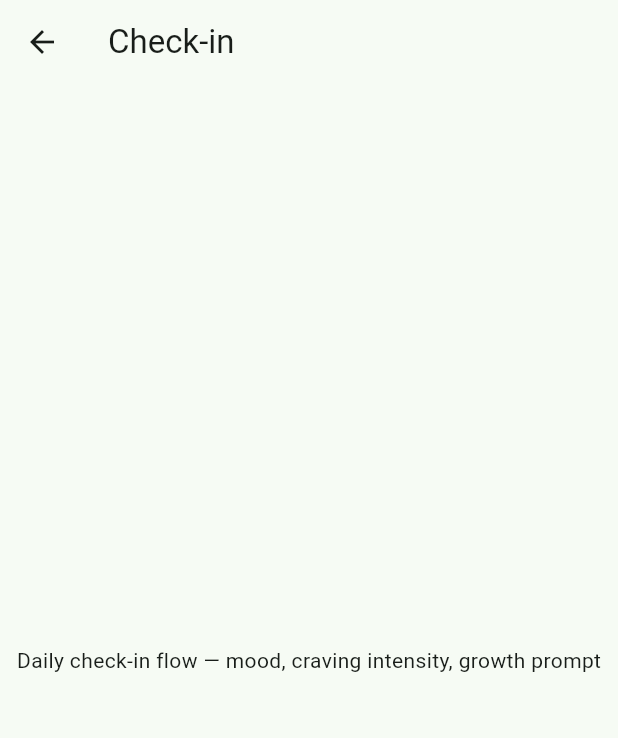
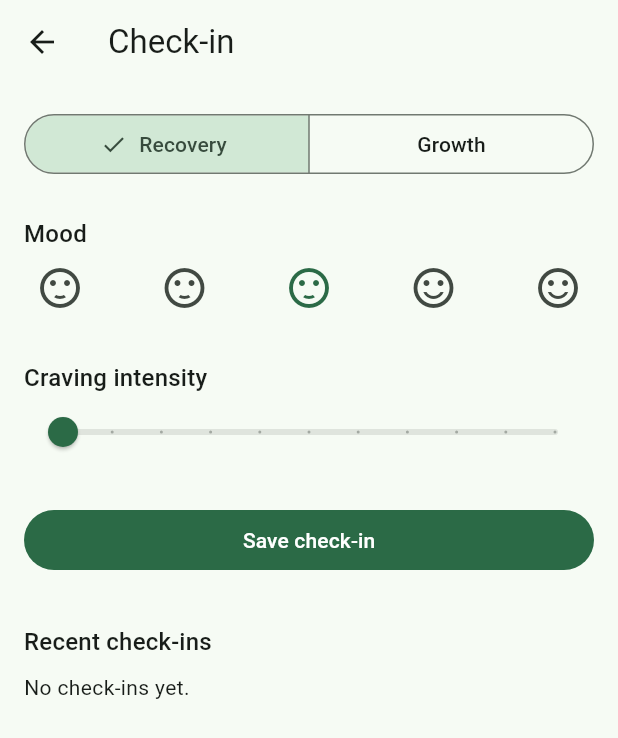
Before and after one commit to bartingei/reboot, a Flutter app: the CheckInScreen screen opened directly, on a phone screen of 412 x 824 dp. Shown: the top 738 px of the screen. Run offline on Flutter 3.47's test engine with Material 3 defaults, Android fonts, the phone set to English and light mode, and no system bars; our stand-ins replace drift, flutter_riverpod, supabase_flutter; accounts and stored records are empty; generated files the repository leaves out were written again.

Commit message:
Wire real state into the check-in flow
Adds a shared appDatabaseProvider, a CheckInRepository (Drift-backed:
seeds a default habit per pillar on first use, inserts check-ins,
streams recent ones), and a Riverpod StateNotifier driving the
check-in form. CheckInScreen now has an actual pillar toggle, mood
picker, craving-intensity slider (recovery) / growth-prompt field
(growth), and a live list of recent check-ins from the database
instead of static placeholder text.

Still unverified against the Flutter SDK/build_runner (unavailable in
this environment) — see README.

```diff
--- a/lib/features/checkin/checkin_screen.dart
+++ b/lib/features/checkin/checkin_screen.dart
@@ -1,13 +1,151 @@
 import 'package:flutter/material.dart';
+import 'package:flutter_riverpod/flutter_riverpod.dart';
 
-class CheckInScreen extends StatelessWidget {
+import '../../core/db/app_database.dart';
+import 'checkin_providers.dart';
+
+class CheckInScreen extends ConsumerStatefulWidget {
   const CheckInScreen({super.key});
 
   @override
+  ConsumerState<CheckInScreen> createState() => _CheckInScreenState();
+}
+
+class _CheckInScreenState extends ConsumerState<CheckInScreen> {
+  final _growthPromptController = TextEditingController();
+
+  @override
+  void dispose() {
+    _growthPromptController.dispose();
+    super.dispose();
+  }
+
+  Future<void> _submit() async {
+    await ref.read(checkInFormControllerProvider.notifier).submit();
+    _growthPromptController.clear();
+    if (!mounted) return;
+    ScaffoldMessenger.of(context).showSnackBar(
+      const SnackBar(content: Text('Check-in saved')),
+    );
+  }
+
+  @override
   Widget build(BuildContext context) {
+    final form = ref.watch(checkInFormControllerProvider);
+    final controller = ref.read(checkInFormControllerProvider.notifier);
+    final recentCheckIns = ref.watch(recentCheckInsProvider);
+
     return Scaffold(
       appBar: AppBar(title: const Text('Check-in')),
-      body: const Center(child: Text('Daily check-in flow — mood, craving intensity, growth prompt')),
+      body: ListView(
+        padding: const EdgeInsets.all(16),
+        children: [
+          SegmentedButton<Pillar>(
+            segments: const [
+              ButtonSegment(value: Pillar.recovery, label: Text('Recovery')),
+              ButtonSegment(value: Pillar.growth, label: Text('Growth')),
+            ],
+            selected: {form.pillar},
+            onSelectionChanged: (selection) =>
+                controller.setPillar(selection.first),
+          ),
+          const SizedBox(height: 24),
+          Text('Mood', style: Theme.of(context).textTheme.titleMedium),
+          Row(
+            mainAxisAlignment: MainAxisAlignment.spaceBetween,
+            children: List.generate(5, (i) {
+              final value = i + 1;
+              return IconButton(
+                iconSize: 32,
+                onPressed: () => controller.setMood(value),
+                icon: Icon(
+                  value <= form.mood
+                      ? Icons.sentiment_satisfied
+                      : Icons.sentiment_satisfied_outlined,
+                  color: value == form.mood
+                      ? Theme.of(context).colorScheme.primary
+                      : null,
+                ),
+              );
+            }),
+          ),
+          const SizedBox(height: 24),
+          if (form.pillar == Pillar.recovery) ...[
+            Text('Craving intensity', style: Theme.of(context).textTheme.titleMedium),
+            Slider(
+              value: form.cravingIntensity.toDouble(),
+              min: 0,
+              max: 10,
+              divisions: 10,
+              label: '${form.cravingIntensity}',
+              onChanged: (value) => controller.setCravingIntensity(value.round()),
+            ),
+          ] else ...[
+            Text('Growth prompt', style: Theme.of(context).textTheme.titleMedium),
+            const SizedBox(height: 8),
+            TextField(
+              controller: _growthPromptController,
+              maxLines: 3,
+              decoration: const InputDecoration(
+                hintText: 'What did you work on today?',
+                border: OutlineInputBorder(),
+              ),
+              onChanged: controller.setGrowthPrompt,
+            ),
+          ],
+          const SizedBox(height: 24),
+          FilledButton(
+            onPressed: form.isSubmitting ? null : _submit,
+            child: form.isSubmitting
+                ? const SizedBox(
+                    height: 16,
+                    width: 16,
+                    child: CircularProgressIndicator(strokeWidth: 2),
+                  )
+                : const Text('Save check-in'),
+          ),
+          const SizedBox(height: 32),
+          Text('Recent check-ins', style: Theme.of(context).textTheme.titleMedium),
+          const SizedBox(height: 8),
+          recentCheckIns.when(
+            data: (checkIns) {
+              if (checkIns.isEmpty) {
+                return const Text('No check-ins yet.');
+              }
+              return Column(
+                children: [
+                  for (final checkIn in checkIns)
+                    ListTile(
+                      contentPadding: EdgeInsets.zero,
+                      leading: const Icon(Icons.check_circle_outline),
+                      title: Text('Mood ${checkIn.mood}/5'),
+                      subtitle: Text(_formatCheckIn(checkIn)),
+                      trailing: Text(_formatTimestamp(checkIn.createdAt)),
+                    ),
+                ],
+              );
+            },
+            loading: () => const Center(child: CircularProgressIndicator()),
+            error: (error, _) => Text('Failed to load check-ins: $error'),
+          ),
+        ],
+      ),
     );
   }
+
+  String _formatCheckIn(CheckIn checkIn) {
+    if (checkIn.cravingIntensity != null) {
+      return 'Craving ${checkIn.cravingIntensity}/10';
+    }
+    if (checkIn.growthPrompt != null && checkIn.growthPrompt!.isNotEmpty) {
+      return checkIn.growthPrompt!;
+    }
+    return '';
+  }
+
+  String _formatTimestamp(DateTime dt) {
+    final h = dt.hour.toString().padLeft(2, '0');
+    final m = dt.minute.toString().padLeft(2, '0');
+    return '${dt.month}/${dt.day} $h:$m';
+  }
 }
```
Also changed, not shown: lib/core/db/database_provider.dart (added, +10 -0 lines), lib/features/checkin/checkin_providers.dart (added, +89 -0 lines), lib/features/checkin/checkin_repository.dart (added, +51 -0 lines).
